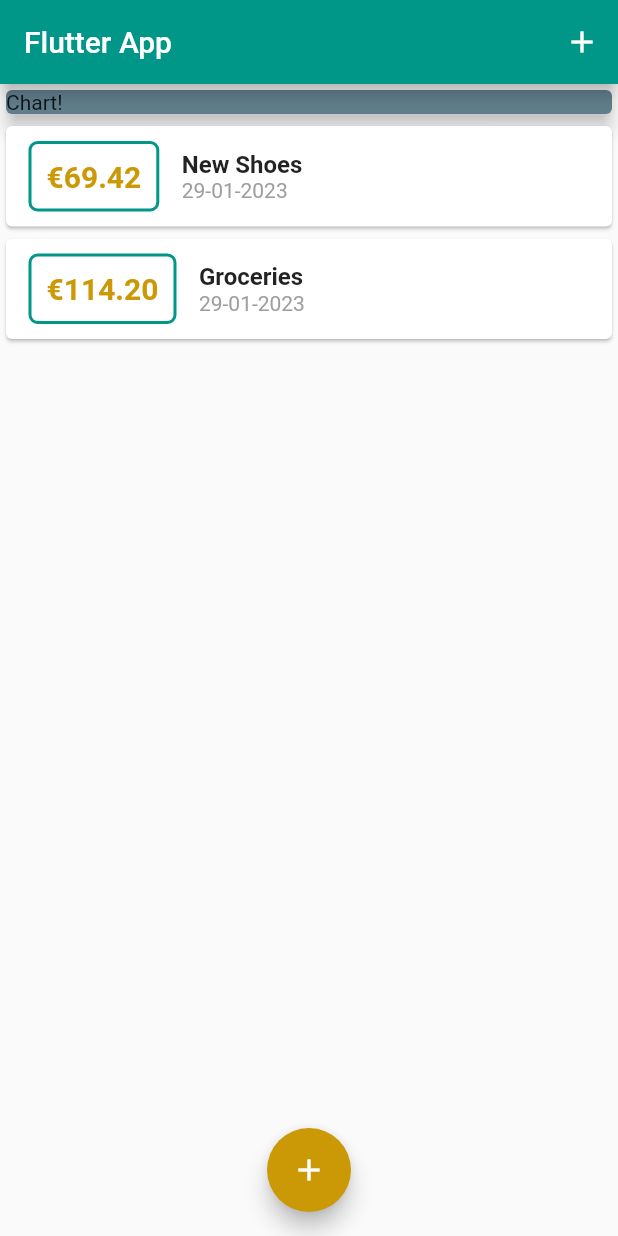
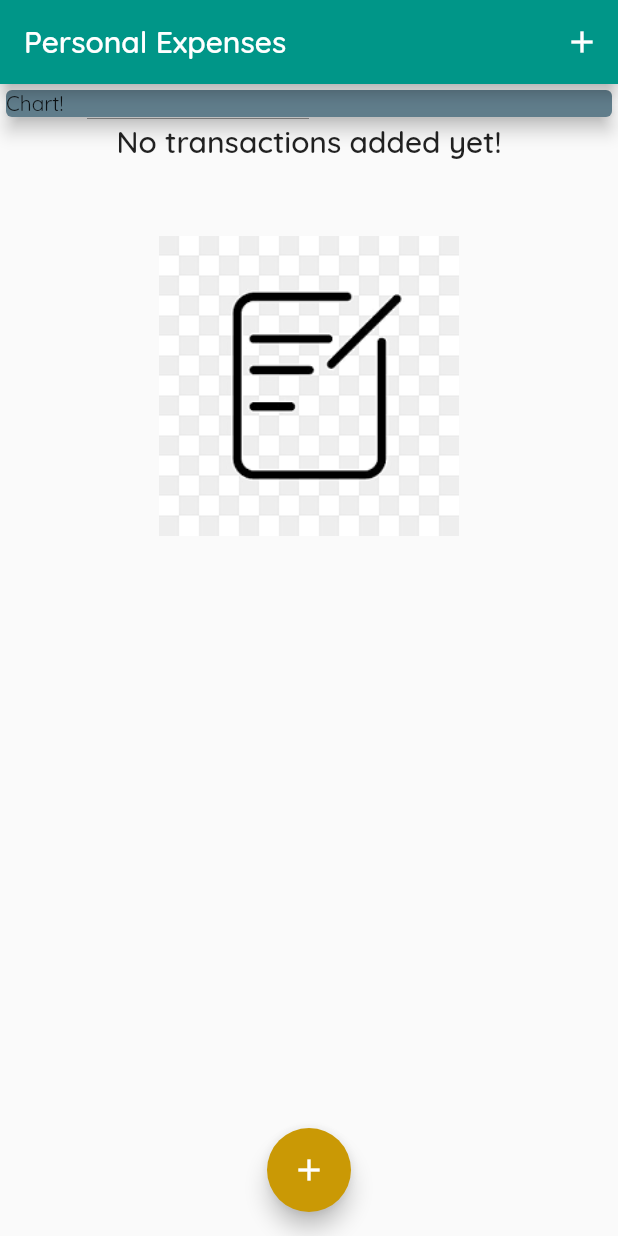
Before and after one commit to j-dolenc/Flutter, a Flutter app: the screen it shows after launch, on a phone screen of 412 x 824 dp. Run offline on Flutter 3.47's test engine with Material 2 defaults, Android fonts, the phone set to English and light mode, and no system bars; missing offline and left inert: dart:ffi.

```diff
--- a/expense_planner/lib/main.dart
+++ b/expense_planner/lib/main.dart
@@ -18,6 +18,8 @@ class MyApp extends StatelessWidget {
               primary: Colors.teal,
               secondary: Color.fromARGB(255, 202, 153, 5),
             ),
+        fontFamily: 'Quicksand',
+        //appBarTheme: AppBarTheme(...) you can use some of this but some is deprecated
         //primarySwatch: Colors.teal,
         //accentColor: Colors.amber, //use colorscheme instead...
       ),
@@ -42,18 +44,18 @@ class _MyHomePageState extends State<MyHomePage> {
   }
 
   final List<Transaction> _transactions = [
-    Transaction(
-      id: 't1',
-      title: 'New Shoes',
-      amount: 69.42,
-      date: DateTime.now(),
-    ),
-    Transaction(
-      id: 't2',
-      title: 'Groceries',
-      amount: 114.20,
-      date: DateTime.now(),
-    ),
+    // Transaction(
+    //   id: 't1',
+    //   title: 'New Shoes',
+    //   amount: 69.42,
+    //   date: DateTime.now(),
+    // ),
+    // Transaction(
+    //   id: 't2',
+    //   title: 'Groceries',
+    //   amount: 114.20,
+    //   date: DateTime.now(),
+    // ),
   ];
 
   void _addNewTransaction(String title, double amount) {
@@ -72,7 +74,11 @@ class _MyHomePageState extends State<MyHomePage> {
   Widget build(BuildContext context) {
     return Scaffold(
       appBar: AppBar(
-        title: Text('Flutter App'),
+        toolbarTextStyle:
+            TextStyle(fontFamily: 'OpenSans', fontWeight: FontWeight.bold),
+        title: Text(
+          'Personal Expenses',
+        ),
         actions: [
           IconButton(
             onPressed: () => _startAddTs(context),
--- a/expense_planner/lib/widgets/transaction_list.dart
+++ b/expense_planner/lib/widgets/transaction_list.dart
@@ -11,7 +11,27 @@ class TransactionList extends StatelessWidget {
   Widget build(BuildContext context) {
     return Container(
       height: 500,
-      child: ListView.builder(
+      child: transactions.isEmpty
+          ? Column(
+              children: [
+                Text(
+                  'No transactions added yet!',
+                  style: Theme.of(context).textTheme.titleLarge,
+                ),
+                SizedBox(
+                  height: 50,
+                ),
+                Container(
+                  //to fit the image into something
+                  height: 200,
+                  child: Image.asset(
+                    "assets/images/emptylist.png",
+                    fit: BoxFit.cover,
+                  ),
+                ),
+              ],
+            )
+          : ListView.builder(
               itemBuilder: (context, index) {
                 return Card(
                   child: Row(
@@ -27,7 +47,8 @@ class TransactionList extends StatelessWidget {
                           ),
                         ),
                         padding: EdgeInsets.all(10),
-                  margin: EdgeInsets.symmetric(vertical: 10, horizontal: 15),
+                        margin:
+                            EdgeInsets.symmetric(vertical: 10, horizontal: 15),
                         child: Text(
                           '€${transactions[index].amount.toStringAsFixed(2)}',
                           style: TextStyle(
@@ -47,7 +68,8 @@ class TransactionList extends StatelessWidget {
                             ),
                           ),
                           Text(
-                      DateFormat('dd-MM-yyyy').format(transactions[index].date),
+                            DateFormat('dd-MM-yyyy')
+                                .format(transactions[index].date),
                             style: TextStyle(
                               color: Colors.grey,
                             ),
```
Also changed, not shown: expense_planner/pubspec.yaml (+16 -8 lines), expense_planner/assets/images/emptylist.png (added). Lines whose indentation alone changed are shown as unchanged.
